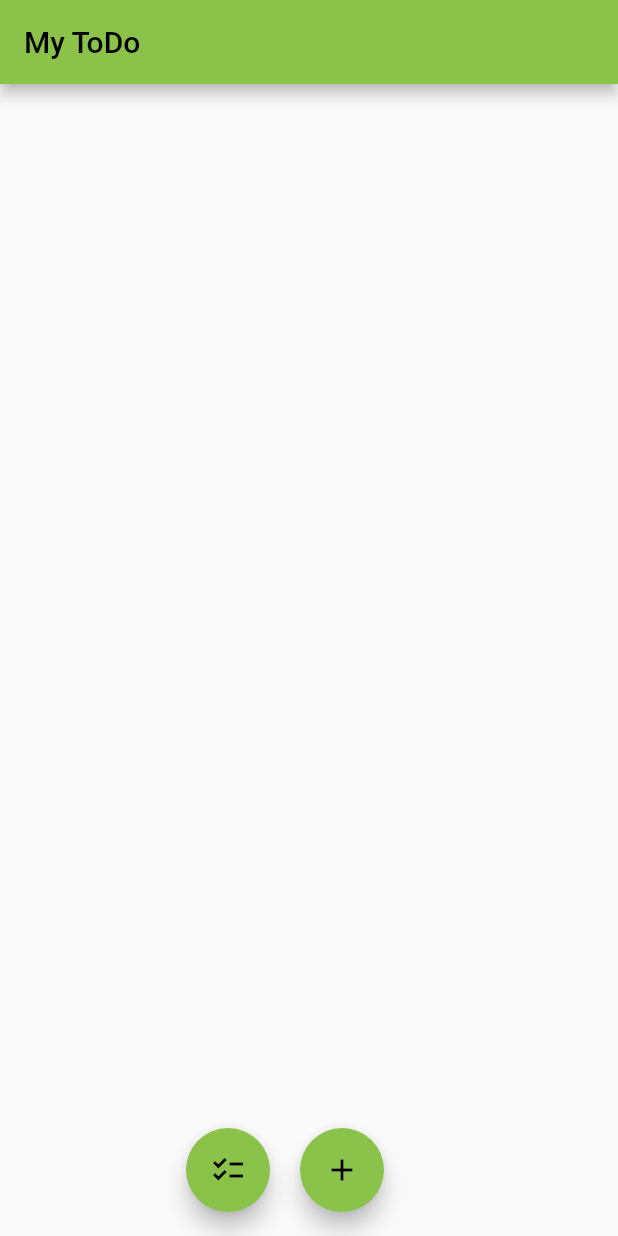
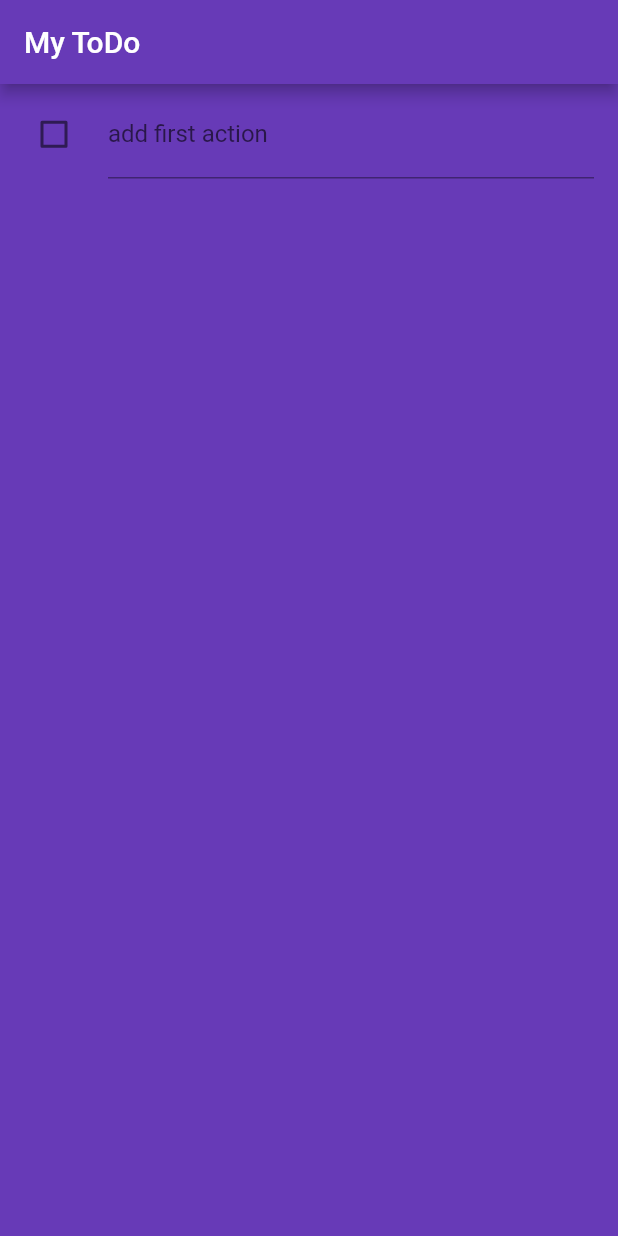
Before and after one commit to shilendras/nb_todo, a Flutter app: the screen it shows after launch, on a phone screen of 412 x 824 dp. Run offline on Flutter 3.47's test engine with Material 2 defaults, Android fonts, the phone set to English and light mode, and no system bars.

Commit message:
add basic to do

```diff
--- a/lib/main.dart
+++ b/lib/main.dart
@@ -13,35 +13,46 @@ class MyApp extends StatelessWidget {
     return MaterialApp(
       title: 'No bullshit ToDo',
       theme: ThemeData(
-        primarySwatch: Colors.lightGreen,
+        primarySwatch: Colors.deepPurple,
       ),
       home: const MyHomePage(title: 'My ToDo'),
     );
   }
 }
 
-class MyHomePage extends StatefulWidget {
+class MyHomePage extends StatelessWidget {
   const MyHomePage({super.key, required this.title});
 
   final String title;
 
   @override
-  State<MyHomePage> createState() => _MyHomePageState();
+  Widget build(BuildContext context) {
+    return Scaffold(
+      appBar: AppBar(
+        title: Text(title),
+      ),
+      body: Center(
+        child: Container(
+          color: Theme.of(context).colorScheme.primaryContainer,
+          child: ActionList(),
+        ),
+      ),
+    );
+  }
 }
 
-class _MyHomePageState extends State<MyHomePage> {
-  var actionItems = [];
-  var groupItems = [];
-
-  void _addGroup() {
-    setState(() {
-      groupItems.add("Group1");
-    });
+class ActionList extends StatefulWidget {
+  @override
+  State<ActionList> createState() => _ActionListState();
 }
 
-  void _addAction() {
+class _ActionListState extends State<ActionList> {
+  var actionItems = [];
+
+  void onChanged(value) {}
+  void _addAction(value) {
     setState(() {
-      actionItems.add("Action1");
+      actionItems.add(value);
     });
   }
 
@@ -52,77 +63,34 @@ class _MyHomePageState extends State<MyHomePage> {
       color: theme.colorScheme.onPrimary,
     );
 
-    return Scaffold(
-      appBar: AppBar(
-        title: Text(widget.title),
-      ),
-      body: ListView(
-        padding: const EdgeInsets.all(8),
+    return ListView(
       children: [
         for (var action in actionItems)
-            Padding(
-              padding: const EdgeInsets.all(8.0),
-              child: CheckboxListTile(
-                tileColor: Colors.white,
+          CheckboxListTile(
             title: Text(
               action,
               style: style,
             ),
+            tileColor: theme.colorScheme.primary,
             value: false,
-                onChanged: (bool? value) {},
+            onChanged: onChanged,
             controlAffinity: ListTileControlAffinity.leading,
           ),
+        CheckboxListTile(
+          title: TextFormField(
+            decoration: const InputDecoration(
+              border: UnderlineInputBorder(),
+              labelText: "add first action",
             ),
-          for (var group in groupItems) GroupCard(group: group),
-        ],
+            textInputAction: TextInputAction.go,
+            onFieldSubmitted: _addAction,
           ),
-      floatingActionButton: Row(
-        mainAxisAlignment: MainAxisAlignment.center,
-        children: [
-          FloatingActionButton(
-            onPressed: _addAction,
-            tooltip: 'Add Action',
-            child: const Icon(Icons.checklist_outlined),
-          ),
-          SizedBox(
-            width: 20,
-          ),
-          FloatingActionButton(
-            onPressed: _addGroup,
-            tooltip: 'Add Group',
-            child: const Icon(Icons.add),
+          tileColor: theme.colorScheme.primary,
+          value: false,
+          onChanged: onChanged,
+          controlAffinity: ListTileControlAffinity.leading,
         ),
       ],
-      ),
     );
   }
 }
-
-class GroupCard extends StatelessWidget {
-  const GroupCard({
-    Key? key,
-    required group,
-  }) : super(key: key);
-
-  final String group = "Default";
-
-  @override
-  Widget build(BuildContext context) {
-    var theme = Theme.of(context);
-    var style = theme.textTheme.titleLarge!.copyWith(
-      color: theme.colorScheme.onPrimary,
-    );
-    return Card(
-      color: theme.colorScheme.primary,
-      child: Padding(
-        padding: const EdgeInsets.all(20.0),
-        child: Center(
-          child: Text(
-            group,
-            style: style,
-          ),
-        ),
-      ),
-    );
-  }
-}
```
Lines whose indentation alone changed are shown as unchanged.
